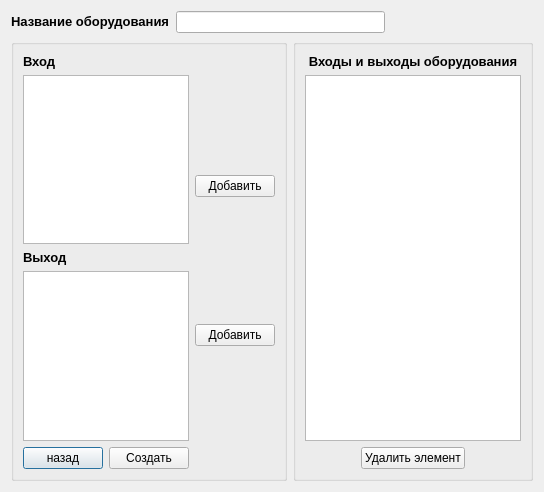
The window that equipmentcreator.ui (VampireVol/NetworkDiagramEditor) describes before a commit, drawn with Qt 5.
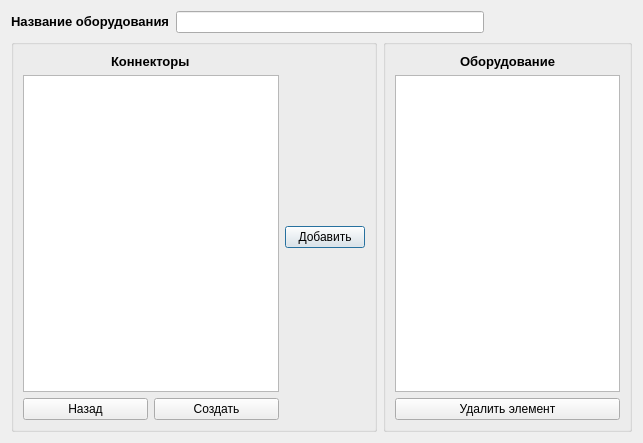
The same window after the commit. Icons and pictures are not drawn.

The edit to the form file:
```diff
--- a/equipmentcreator.ui
+++ b/equipmentcreator.ui
@@ -6,8 +6,8 @@
    <rect>
     <x>0</x>
     <y>0</y>
-    <width>544</width>
-    <height>492</height>
+    <width>643</width>
+    <height>443</height>
    </rect>
   </property>
   <property name="sizePolicy">
@@ -70,9 +70,26 @@
           <string/>
          </property>
          <layout class="QGridLayout" name="gridLayout">
+          <item row="0" column="1">
+           <layout class="QVBoxLayout" name="verticalLayout_3">
+            <item>
+             <widget class="QPushButton" name="pushButtonAdd">
+              <property name="sizePolicy">
+               <sizepolicy hsizetype="Fixed" vsizetype="Fixed">
+                <horstretch>0</horstretch>
+                <verstretch>0</verstretch>
+               </sizepolicy>
+              </property>
+              <property name="text">
+               <string>Добавить</string>
+              </property>
+             </widget>
+            </item>
+           </layout>
+          </item>
           <item row="0" column="0">
            <layout class="QVBoxLayout" name="verticalLayout">
-            <item>
+            <item alignment="Qt::AlignHCenter">
              <widget class="QLabel" name="labelIn">
               <property name="sizePolicy">
                <sizepolicy hsizetype="Preferred" vsizetype="Fixed">
@@ -81,35 +98,12 @@
                </sizepolicy>
               </property>
               <property name="text">
-               <string>&lt;html&gt;&lt;head/&gt;&lt;body&gt;&lt;p&gt;&lt;span style=&quot; font-size:10pt; font-weight:600;&quot;&gt;Вход&lt;/span&gt;&lt;/p&gt;&lt;/body&gt;&lt;/html&gt;</string>
+               <string>&lt;html&gt;&lt;head/&gt;&lt;body&gt;&lt;p&gt;&lt;span style=&quot; font-size:10pt; font-weight:600;&quot;&gt;Коннекторы&lt;/span&gt;&lt;/p&gt;&lt;/body&gt;&lt;/html&gt;</string>
               </property>
              </widget>
             </item>
             <item>
-             <widget class="QListWidget" name="listWidgetIn">
-              <property name="sizePolicy">
-               <sizepolicy hsizetype="Preferred" vsizetype="Expanding">
-                <horstretch>0</horstretch>
-                <verstretch>0</verstretch>
-               </sizepolicy>
-              </property>
-             </widget>
-            </item>
-            <item>
-             <widget class="QLabel" name="labelOut">
-              <property name="sizePolicy">
-               <sizepolicy hsizetype="Preferred" vsizetype="Fixed">
-                <horstretch>0</horstretch>
-                <verstretch>0</verstretch>
-               </sizepolicy>
-              </property>
-              <property name="text">
-               <string>&lt;html&gt;&lt;head/&gt;&lt;body&gt;&lt;p&gt;&lt;span style=&quot; font-size:10pt; font-weight:600;&quot;&gt;Выход&lt;/span&gt;&lt;/p&gt;&lt;/body&gt;&lt;/html&gt;</string>
-              </property>
-             </widget>
-            </item>
-            <item>
-             <widget class="QListWidget" name="listWidgetOut">
+             <widget class="QListWidget" name="listWidgetConnectors">
               <property name="sizePolicy">
                <sizepolicy hsizetype="Preferred" vsizetype="Expanding">
                 <horstretch>0</horstretch>
@@ -123,20 +117,20 @@
               <item>
                <widget class="QPushButton" name="pushButtonExit">
                 <property name="sizePolicy">
-                 <sizepolicy hsizetype="Fixed" vsizetype="Fixed">
+                 <sizepolicy hsizetype="Preferred" vsizetype="Fixed">
                   <horstretch>0</horstretch>
                   <verstretch>0</verstretch>
                  </sizepolicy>
                 </property>
                 <property name="text">
-                 <string>назад</string>
+                 <string>Назад</string>
                 </property>
                </widget>
               </item>
               <item>
                <widget class="QPushButton" name="pushButtonCreate">
                 <property name="sizePolicy">
-                 <sizepolicy hsizetype="Fixed" vsizetype="Fixed">
+                 <sizepolicy hsizetype="Preferred" vsizetype="Fixed">
                   <horstretch>0</horstretch>
                   <verstretch>0</verstretch>
                  </sizepolicy>
@@ -150,36 +144,6 @@
             </item>
            </layout>
           </item>
-          <item row="0" column="1">
-           <layout class="QVBoxLayout" name="verticalLayout_3">
-            <item>
-             <widget class="QPushButton" name="pushButtonAddIn">
-              <property name="sizePolicy">
-               <sizepolicy hsizetype="Fixed" vsizetype="Fixed">
-                <horstretch>0</horstretch>
-                <verstretch>0</verstretch>
-               </sizepolicy>
-              </property>
-              <property name="text">
-               <string>Добавить</string>
-              </property>
-             </widget>
-            </item>
-            <item>
-             <widget class="QPushButton" name="pushButtonAddOut">
-              <property name="sizePolicy">
-               <sizepolicy hsizetype="Fixed" vsizetype="Fixed">
-                <horstretch>0</horstretch>
-                <verstretch>0</verstretch>
-               </sizepolicy>
-              </property>
-              <property name="text">
-               <string>Добавить</string>
-              </property>
-             </widget>
-            </item>
-           </layout>
-          </item>
          </layout>
         </widget>
        </item>
@@ -206,7 +170,7 @@
                </sizepolicy>
               </property>
               <property name="text">
-               <string>&lt;html&gt;&lt;head/&gt;&lt;body&gt;&lt;p align=&quot;center&quot;&gt;&lt;span style=&quot; font-size:10pt; font-weight:600;&quot;&gt;Входы и выходы оборудования&lt;/span&gt;&lt;/p&gt;&lt;/body&gt;&lt;/html&gt;</string>
+               <string>&lt;html&gt;&lt;head/&gt;&lt;body&gt;&lt;p align=&quot;center&quot;&gt;&lt;span style=&quot; font-size:10pt; font-weight:600;&quot;&gt;Оборудование&lt;/span&gt;&lt;/p&gt;&lt;/body&gt;&lt;/html&gt;</string>
               </property>
              </widget>
             </item>
@@ -220,10 +184,10 @@
               </property>
              </widget>
             </item>
-            <item alignment="Qt::AlignHCenter">
-             <widget class="QPushButton" name="pushButtonDelInOut">
+            <item>
+             <widget class="QPushButton" name="pushButtonDel">
               <property name="sizePolicy">
-               <sizepolicy hsizetype="Fixed" vsizetype="Fixed">
+               <sizepolicy hsizetype="Preferred" vsizetype="Fixed">
                 <horstretch>0</horstretch>
                 <verstretch>0</verstretch>
                </sizepolicy>
```
Left out of the diff: 8 changed lines with no effect on the pictures.
